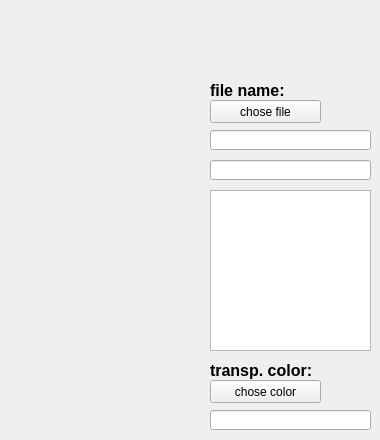
Before: the Qt Designer form GameEditor/UI/TextureDatabaseWidget.ui in seem-sky/Simple2D-Engine, drawn with Qt 5.
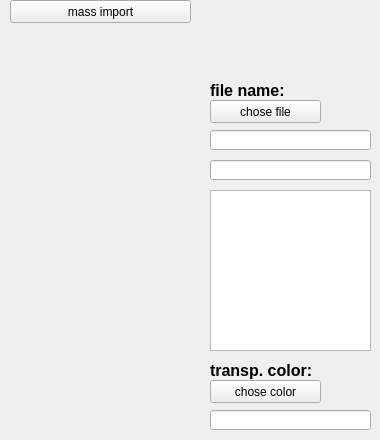
After: the same form once the commit is applied.

What changed in the file:
```diff
--- a/GameEditor/UI/TextureDatabaseWidget.ui
+++ b/GameEditor/UI/TextureDatabaseWidget.ui
@@ -128,6 +128,19 @@
     <bool>true</bool>
    </property>
   </widget>
+  <widget class="QPushButton" name="m_pMassImport">
+   <property name="geometry">
+    <rect>
+     <x>10</x>
+     <y>0</y>
+     <width>181</width>
+     <height>23</height>
+    </rect>
+   </property>
+   <property name="text">
+    <string>mass import</string>
+   </property>
+  </widget>
  </widget>
  <resources/>
  <connections/>
```
